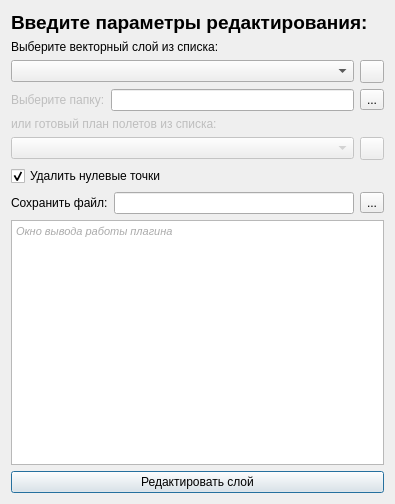
First picture: the form in bpla_plugin_flights_dialog_base.ui, repository vedmitt/Argest, before the edit.
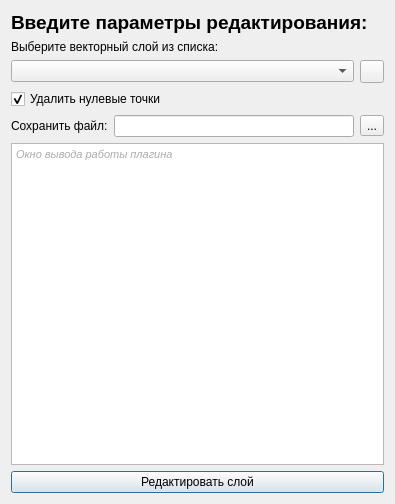
Second picture: the form after the edit. Icons and pictures are not drawn.

What changed in the file:
```diff
--- a/bpla_plugin_flights_dialog_base.ui
+++ b/bpla_plugin_flights_dialog_base.ui
@@ -53,65 +53,6 @@
      </item>
     </layout>
    </item>
-   <item>
-    <layout class="QHBoxLayout" name="horizontalLayout_3">
-     <item>
-      <widget class="QLabel" name="label_4">
-       <property name="enabled">
-        <bool>false</bool>
-       </property>
-       <property name="text">
-        <string>Выберите папку:</string>
-       </property>
-      </widget>
-     </item>
-     <item>
-      <widget class="QLineEdit" name="lineEdit_plan"/>
-     </item>
-     <item>
-      <widget class="QToolButton" name="toolButton_plan">
-       <property name="text">
-        <string>...</string>
-       </property>
-      </widget>
-     </item>
-    </layout>
-   </item>
-   <item>
-    <widget class="QLabel" name="label_5">
-     <property name="enabled">
-      <bool>false</bool>
-     </property>
-     <property name="text">
-      <string>или готовый план полетов из списка:</string>
-     </property>
-    </widget>
-   </item>
-   <item>
-    <layout class="QHBoxLayout" name="horizontalLayout_4">
-     <item>
-      <widget class="QComboBox" name="comboBox_2">
-       <property name="enabled">
-        <bool>false</bool>
-       </property>
-      </widget>
-     </item>
-     <item>
-      <widget class="QToolButton" name="toolButton_cbreload_2">
-       <property name="enabled">
-        <bool>false</bool>
-       </property>
-       <property name="text">
-        <string/>
-       </property>
-       <property name="icon">
-        <iconset>
-         <normaloff>icon_reload.png</normaloff>icon_reload.png</iconset>
-       </property>
-      </widget>
-     </item>
-    </layout>
-   </item>
    <item>
     <widget class="QCheckBox" name="checkBox">
      <property name="text">
```
